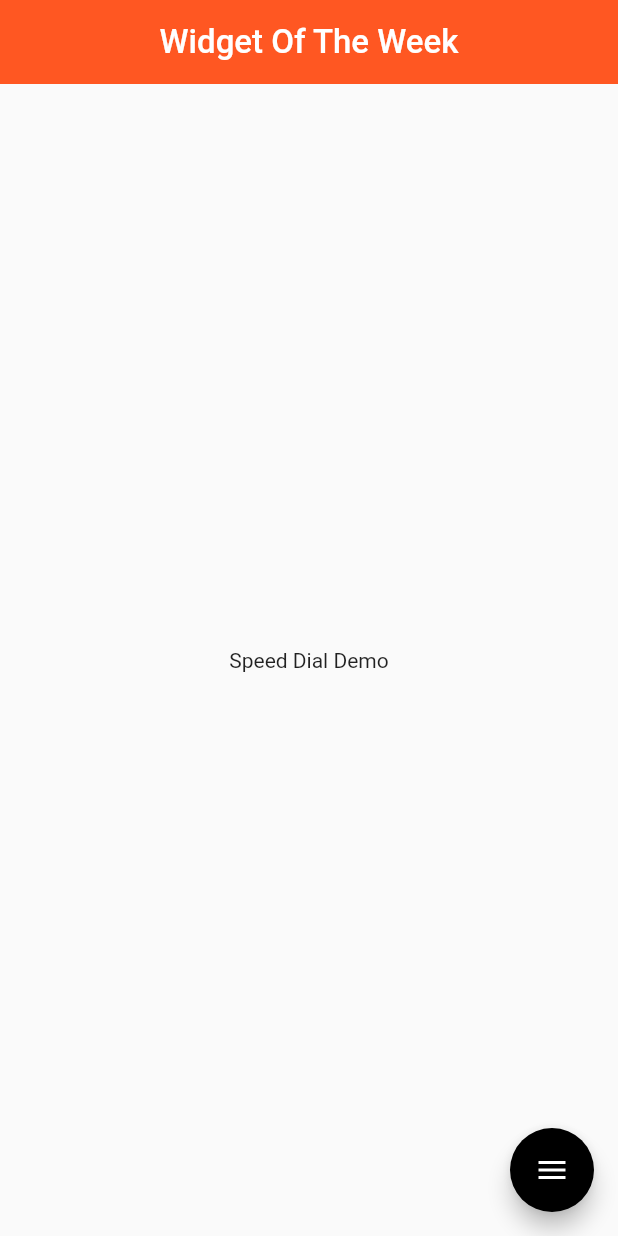
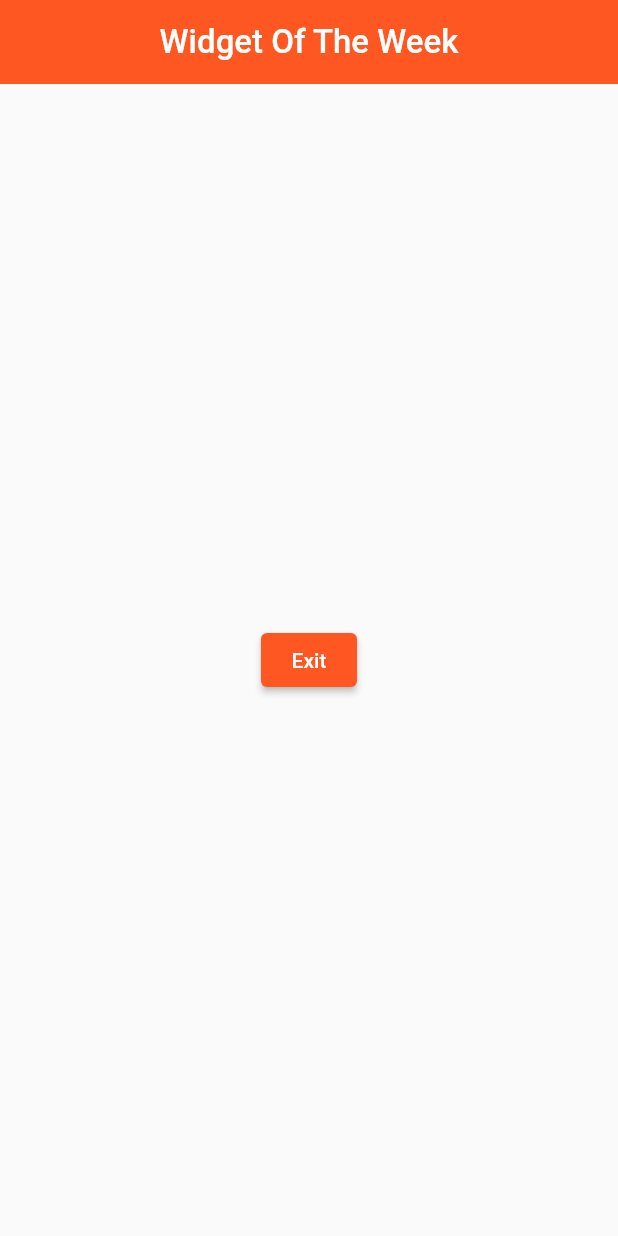
Before and after one commit to rifathossain82/Widget_of_the_week, a Flutter app: the screen it shows after launch, on a phone screen of 412 x 824 dp. Run offline on Flutter 3.47's test engine with Material 2 defaults, Android fonts, the phone set to English and light mode, and no system bars; drawn by our look-alikes of flutter_speed_dial; our stand-ins replace animated_text_kit, device_info_plus, dio, flutter_slidable, fluttertoast, image_picker and 3 more; missing offline and left inert: dart:js, snake, transformer_page_view.

Commit message:
practice app

```diff
--- /dev/null
+++ b/lib/ExitApp_Programatically.dart
@@ -0,0 +1,49 @@
+import 'dart:io';
+
+import 'package:flutter/material.dart';
+import 'package:flutter/services.dart';
+
+class ExitApp_Programatically extends StatefulWidget {
+  const ExitApp_Programatically({Key? key}) : super(key: key);
+
+  @override
+  _ExitApp_ProgramaticallyState createState() => _ExitApp_ProgramaticallyState();
+}
+
+class _ExitApp_ProgramaticallyState extends State<ExitApp_Programatically> {
+  DateTime? lastTime;
+
+  @override
+  Widget build(BuildContext context) {
+    return WillPopScope(
+      onWillPop: ()async{
+        final now=DateTime.now();
+        final maxDuration=Duration(seconds: 2);
+        final warning=lastTime==null || now.difference(lastTime!)>maxDuration;
+
+        if(warning){
+          lastTime=now;
+          Scaffold.of(context).showSnackBar(SnackBar(content: Text('Double to exit app!'),duration: maxDuration,));
+          return false;
+        }
+        else{
+          return true;
+        }
+
+      },
+      child: Center(
+        child: ElevatedButton(
+          child: Text('Exit'),
+          onPressed: (){
+            if(Platform.isAndroid){
+              SystemNavigator.pop();
+            }
+            else{
+              exit(0);
+            }
+          },
+        ),
+      ),
+    );
+  }
+}
--- a/lib/main.dart
+++ b/lib/main.dart
@@ -30,6 +30,7 @@ import 'package:widget_of_the_week/Dismissible_demo/Dismissible_list_demo.dart';
 import 'package:widget_of_the_week/Draggable_scrollable_sheet.dart';
 import 'package:widget_of_the_week/DropDownButton/Example1_esay.dart';
 import 'package:widget_of_the_week/DropDownButton/Example2_DeepDive.dart';
+import 'package:widget_of_the_week/ExitApp_Programatically.dart';
 import 'package:widget_of_the_week/Fade_Transition_demo.dart';
 import 'package:widget_of_the_week/Fade_in_image.dart';
 import 'package:widget_of_the_week/Fitted_box_demo.dart';
@@ -90,6 +91,7 @@ import 'package:widget_of_the_week/sensor/Sensor2.dart';
 import 'package:widget_of_the_week/sensor/Sensor_plus.dart';
 
 import 'Animated_icon_demo.dart';
+import 'BackgroundImage_App_Demo.dart';
 import 'Shader_Mask_Demo.dart';
 import 'TabPageSelector_Demo.dart';
 
@@ -131,7 +133,7 @@ class _MyAppState extends State<MyApp> {
           resizeToAvoidBottomInset: false,
           //backgroundColor: Colors.blueGrey[900],
           appBar: appbar,
-          body: SpeedDial_menu(),
+          body: ExitApp_Programatically(),
         )
     );
   }
```
Also changed, not shown: lib/BackgroundImage_App_Demo.dart (added, +71 -0 lines).
